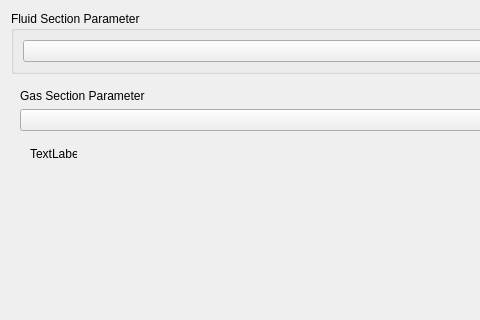
Above: src/Mod/Fem/Gui/Resources/ui/ElementFluid1D.ui from makkemal/FreeCAD before the change; both pictures show x 0 to 480 and y 0 to 320 of the 590 by 653 pixel window. Below: the same form after it.
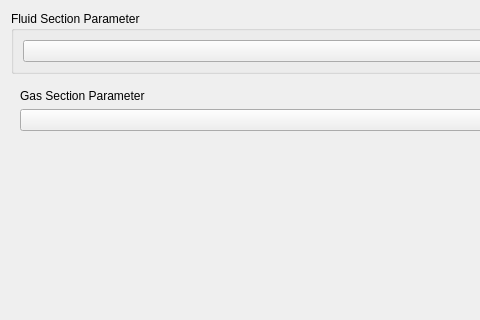
That is the form after the change. The open tabs and pages were chosen to show the change. Custom widgets are drawn as their Qt base class.

Commit message: FEM: GAS Fix ui layout

What changed in the file:
```diff
--- a/src/Mod/Fem/Gui/Resources/ui/ElementFluid1D.ui
+++ b/src/Mod/Fem/Gui/Resources/ui/ElementFluid1D.ui
@@ -836,19 +836,17 @@
        <item>
         <widget class="QStackedWidget" name="stackedWidget">
          <widget class="QWidget" name="page_15">
-          <widget class="QLabel" name="label_30">
-           <property name="geometry">
-            <rect>
-             <x>10</x>
-             <y>10</y>
-             <width>47</width>
-             <height>13</height>
-            </rect>
-           </property>
-           <property name="text">
-            <string>TextLabel</string>
-           </property>
-          </widget>
+          <property name="enabled">
+           <bool>true</bool>
+          </property>
+          <property name="autoFillBackground">
+           <bool>false</bool>
+          </property>
+          <layout class="QVBoxLayout" name="verticalLayout_2">
+           <item>
+            <layout class="QHBoxLayout" name="horizontalLayout_12"/>
+           </item>
+          </layout>
          </widget>
          <widget class="QWidget" name="page_16"/>
         </widget>
```
Left out of the diff: 10 changed lines with no effect on the pictures.
